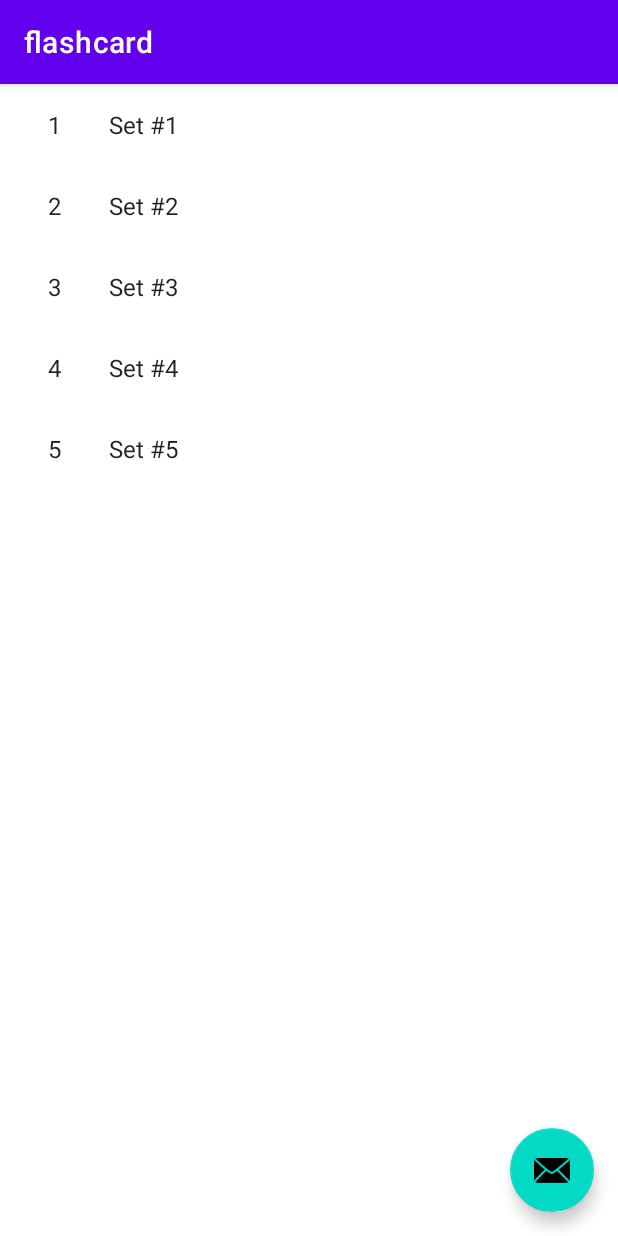
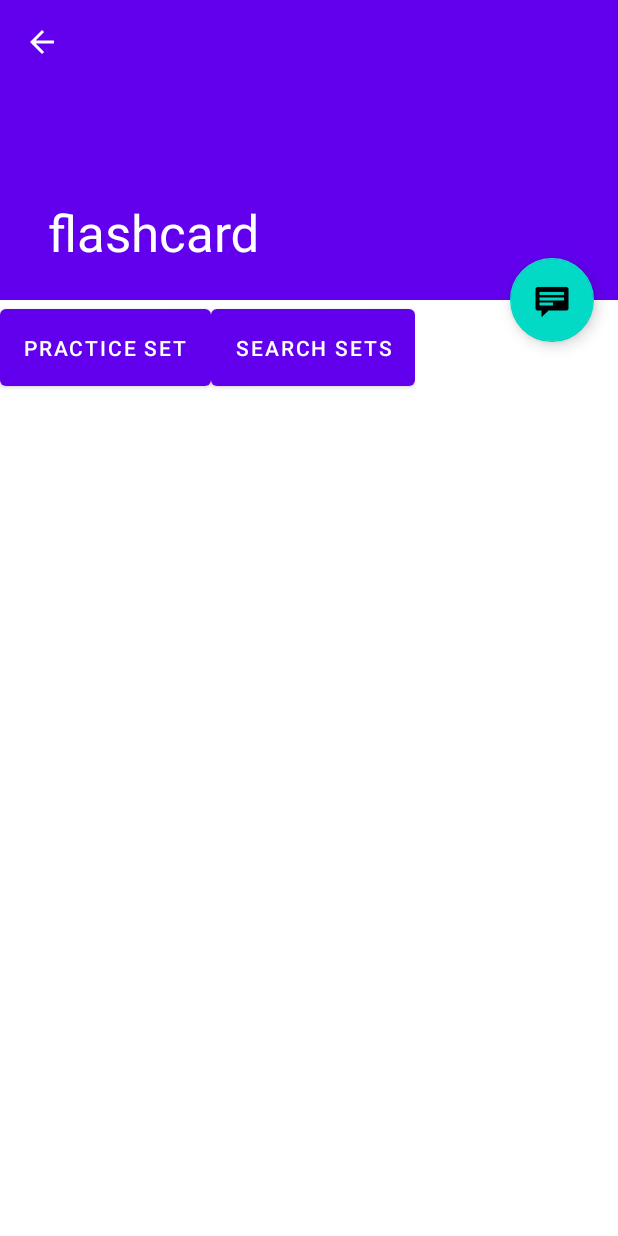
Before and after one commit to Cami63/FlashCardApp2.0, an Android app: the screen it shows after launch (ItemListActivity before the commit, RootScreenActivity after it), on a phone screen of 412 x 824 dp. Run offline under Robolectric (Android 15) with nearby library versions, the phone set to English and light mode, and no system bars.

Commit message:
added root screen activity before list items so that user can choose to continue sets or search

```diff
--- a/Android/app/src/main/AndroidManifest.xml
+++ b/Android/app/src/main/AndroidManifest.xml
@@ -10,7 +10,7 @@
         android:supportsRtl="true"
         android:theme="@style/Theme.Flashcard">
         <activity
-            android:name=".ItemListActivity"
+            android:name=".RootScreenActivity"
             android:label="@string/app_name"
             android:theme="@style/Theme.Flashcard.NoActionBar">
             <intent-filter>
@@ -18,6 +18,14 @@
 
                 <category android:name="android.intent.category.LAUNCHER" />
             </intent-filter>
+        </activity>
+        <activity
+            android:name=".ItemListActivity"
+            android:label="@string/app_name"
+            android:theme="@style/Theme.Flashcard.NoActionBar">
+            <meta-data
+                android:name="android.support.PARENT_ACTIVITY"
+                android:value="com.example.flashcard.RootScreenActivity" />
         </activity>
         <activity
             android:name=".ItemDetailActivity"
--- /dev/null
+++ b/Android/app/src/main/java/com/example/flashcard/RootScreenActivity.java
@@ -0,0 +1,66 @@
+package com.example.flashcard;
+
+import android.content.Intent;
+import android.os.Bundle;
+
+import com.google.android.material.floatingactionbutton.FloatingActionButton;
+import com.google.android.material.snackbar.Snackbar;
+
+import androidx.appcompat.widget.Toolbar;
+
+import android.view.View;
+
+import androidx.appcompat.app.AppCompatActivity;
+import androidx.appcompat.app.ActionBar;
+
+import android.view.MenuItem;
+
+/**
+ * An activity representing a single Item detail screen. This
+ * activity is only used on narrow width devices. On tablet-size devices,
+ * item details are presented side-by-side with a list of items
+ * in a {@link RootScreenActivity}.
+ */
+public class RootScreenActivity extends AppCompatActivity {
+
+    @Override
+    protected void onCreate(Bundle savedInstanceState) {
+        super.onCreate(savedInstanceState);
+        setContentView(R.layout.activity_root_screen);
+        Toolbar toolbar = (Toolbar) findViewById(R.id.detail_toolbar);
+        setSupportActionBar(toolbar);
+
+        FloatingActionButton fab = (FloatingActionButton) findViewById(R.id.fab);
+        fab.setOnClickListener(new View.OnClickListener() {
+            @Override
+            public void onClick(View view) {
+                Snackbar.make(view, "Replace with your own detail action", Snackbar.LENGTH_LONG)
+                        .setAction("Action", null).show();
+            }
+        });
+
+        // Show the Up button in the action bar.
+        ActionBar actionBar = getSupportActionBar();
+        if (actionBar != null) {
+            actionBar.setDisplayHomeAsUpEnabled(true);
+        }
+
+        // savedInstanceState is non-null when there is fragment state
+        // saved from previous configurations of this activity
+        // (e.g. when rotating the screen from portrait to landscape).
+        // In this case, the fragment will automatically be re-added
+        // to its container so we don"t need to manually add it.
+        // For more information, see the Fragments API guide at:
+        //
+        // http://developer.android.com/guide/components/fragments.html
+        //
+        if (savedInstanceState == null) {
+            // Create the detail fragment and add it to the activity
+            // using a fragment transaction.
+            RootScreenFragment fragment = new RootScreenFragment();
+            getSupportFragmentManager().beginTransaction()
+                    .add(R.id.root_content_container, fragment)
+                    .commit();
+        }
+    }
+}
--- /dev/null
+++ b/Android/app/src/main/java/com/example/flashcard/RootScreenFragment.java
@@ -0,0 +1,74 @@
+package com.example.flashcard;
+
+import android.app.Activity;
+import android.content.Context;
+import android.content.Intent;
+import android.os.Bundle;
+
+import com.google.android.material.appbar.CollapsingToolbarLayout;
+
+import androidx.fragment.app.Fragment;
+
+import android.view.LayoutInflater;
+import android.view.View;
+import android.view.ViewGroup;
+import android.widget.Button;
+
+import com.example.flashcard.dummy.FlashcardSetContent;
+
+/**
+ * A fragment representing a single Item detail screen.
+ * This fragment is either contained in a {@link ItemListActivity}
+ * in two-pane mode (on tablets) or a {@link ItemDetailActivity}
+ * on handsets.
+ */
+public class RootScreenFragment extends Fragment implements View.OnClickListener {
+    /**
+     * Mandatory empty constructor for the fragment manager to instantiate the
+     * fragment (e.g. upon screen orientation changes).
+     */
+    public RootScreenFragment() {
+    }
+
+    private Button mButtonContinue;
+    private Button mButtonSearch;
+
+    @Override
+    public void onCreate(Bundle savedInstanceState) {
+        super.onCreate(savedInstanceState);
+    }
+
+    @Override
+    public View onCreateView(LayoutInflater inflater, ViewGroup container,
+                             Bundle savedInstanceState) {
+        View rootView = inflater.inflate(R.layout.root_screen, container, false);
+
+        mButtonContinue = ((Button) rootView.findViewById(R.id.root_screen_button_continue));
+        mButtonSearch = ((Button) rootView.findViewById(R.id.root_screen_button_search));
+
+        mButtonContinue.setText(R.string.app_continue_label);
+        mButtonSearch.setText(R.string.app_search_label);
+
+        mButtonContinue.setOnClickListener(this);
+        mButtonSearch.setOnClickListener(this);
+
+        return rootView;
+    }
+
+    @Override
+    public void onClick(View v) {
+        switch (v.getId()) {
+            case  R.id.root_screen_button_continue: {
+                Context context = v.getContext();
+                Intent intent = new Intent(context, ItemListActivity.class);
+                context.startActivity(intent);
+                break;
+            }
+
+            case R.id.root_screen_button_search: {
+                // do something for button 2 click
+                break;
+            }
+        }
+    }
+}
--- /dev/null
+++ b/Android/app/src/main/res/layout/activity_root_screen.xml
@@ -0,0 +1,54 @@
+<?xml version="1.0" encoding="utf-8"?>
+<androidx.coordinatorlayout.widget.CoordinatorLayout xmlns:android="http://schemas.android.com/apk/res/android"
+    xmlns:app="http://schemas.android.com/apk/res-auto"
+    xmlns:tools="http://schemas.android.com/tools"
+    android:layout_width="match_parent"
+    android:layout_height="match_parent"
+    android:fitsSystemWindows="true"
+    tools:context=".RootScreenActivity"
+    tools:ignore="MergeRootFrame">
+
+    <com.google.android.material.appbar.AppBarLayout
+        android:id="@+id/app_bar"
+        android:layout_width="match_parent"
+        android:layout_height="@dimen/app_bar_height"
+        android:fitsSystemWindows="true"
+        android:theme="@style/ThemeOverlay.AppCompat.Dark.ActionBar">
+
+        <com.google.android.material.appbar.CollapsingToolbarLayout
+            android:id="@+id/toolbar_layout"
+            android:layout_width="match_parent"
+            android:layout_height="match_parent"
+            android:fitsSystemWindows="true"
+            app:contentScrim="?attr/colorPrimary"
+            app:layout_scrollFlags="scroll|exitUntilCollapsed"
+            app:toolbarId="@+id/toolbar">
+
+            <androidx.appcompat.widget.Toolbar
+                android:id="@+id/detail_toolbar"
+                android:layout_width="match_parent"
+                android:layout_height="?attr/actionBarSize"
+                app:layout_collapseMode="pin"
+                app:popupTheme="@style/ThemeOverlay.AppCompat.Light" />
+
+        </com.google.android.material.appbar.CollapsingToolbarLayout>
+
+    </com.google.android.material.appbar.AppBarLayout>
+
+    <androidx.core.widget.NestedScrollView
+        android:id="@+id/root_content_container"
+        android:layout_width="match_parent"
+        android:layout_height="match_parent"
+        app:layout_behavior="@string/appbar_scrolling_view_behavior" />
+
+    <com.google.android.material.floatingactionbutton.FloatingActionButton
+        android:id="@+id/fab"
+        android:layout_width="wrap_content"
+        android:layout_height="wrap_content"
+        android:layout_gravity="center_vertical|start"
+        android:layout_margin="@dimen/fab_margin"
+        app:layout_anchor="@+id/root_content_container"
+        app:layout_anchorGravity="top|end"
+        app:srcCompat="@android:drawable/stat_notify_chat" />
+
+</androidx.coordinatorlayout.widget.CoordinatorLayout>
--- /dev/null
+++ b/Android/app/src/main/res/layout/root_screen.xml
@@ -0,0 +1,21 @@
+<?xml version="1.0" encoding="utf-8"?>
+<LinearLayout xmlns:android="http://schemas.android.com/apk/res/android"
+    android:layout_width="wrap_content"
+    android:layout_height="wrap_content"
+    android:orientation="horizontal"
+    android:id="@+id/root_screen_details"
+    xmlns:tools="http://schemas.android.com/tools"
+    tools:context=".RootScreenFragment">
+    <Button xmlns:android="http://schemas.android.com/apk/res/android"
+        xmlns:tools="http://schemas.android.com/tools"
+        android:id="@+id/root_screen_button_continue"
+        android:layout_width="match_parent"
+        android:layout_height="match_parent"
+        android:padding="16dp" />
+    <Button xmlns:android="http://schemas.android.com/apk/res/android"
+        xmlns:tools="http://schemas.android.com/tools"
+        android:id="@+id/root_screen_button_search"
+        android:layout_width="match_parent"
+        android:layout_height="match_parent"
+        android:padding="16dp" />
+</LinearLayout>
--- a/Android/app/src/main/res/values/strings.xml
+++ b/Android/app/src/main/res/values/strings.xml
@@ -1,4 +1,6 @@
 <resources>
     <string name="app_name">flashcard</string>
     <string name="title_item_detail">Item Detail</string>
+    <string name="app_continue_label">Practice Set</string>
+    <string name="app_search_label">Search Sets</string>
 </resources>
```
Also changed, not shown: 1 other file.
